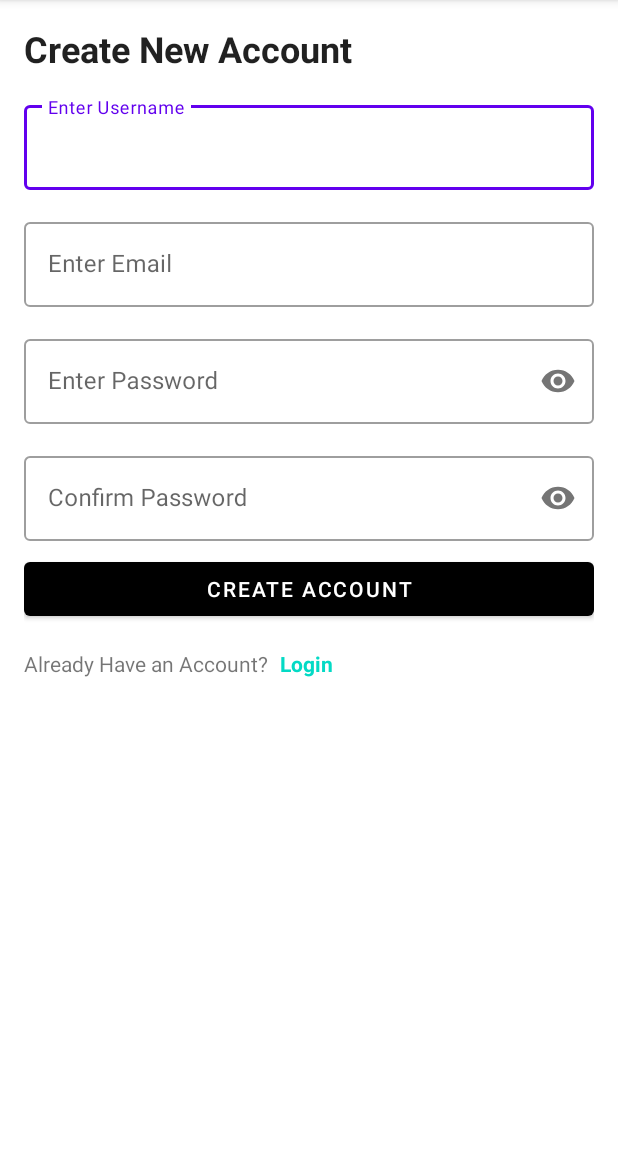
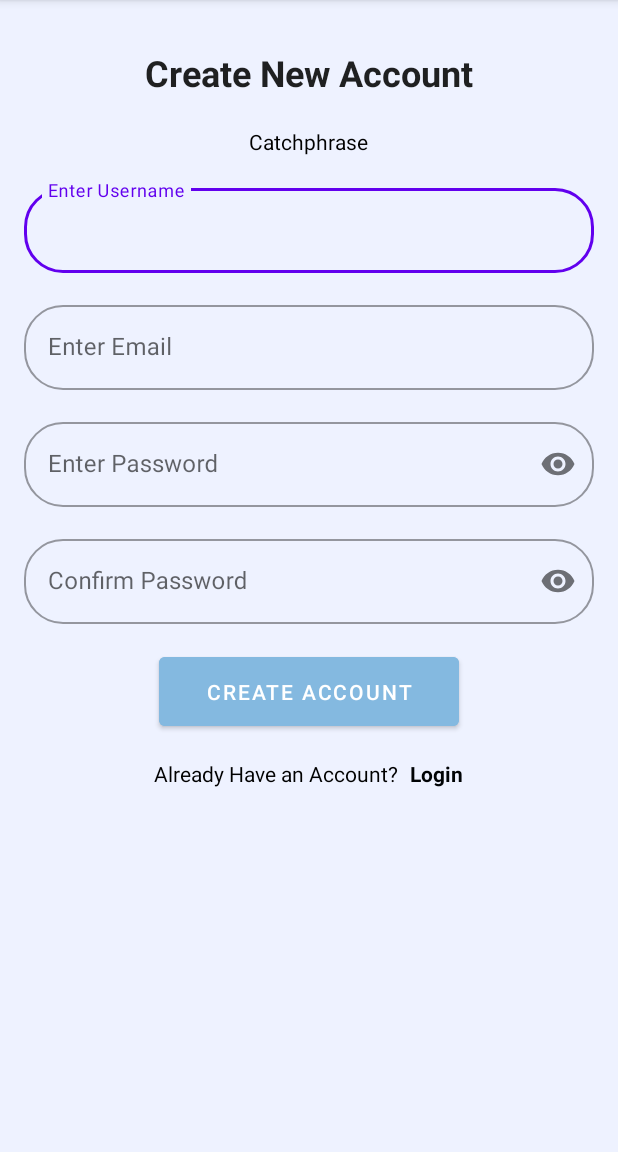
Before and after one commit to AceLysnd/FP-AND-C11, an Android app: the RegisterActivity screen opened directly, with no data from a screen before it, on a phone screen of 412 x 824 dp, the part 84-1236 px from its top. Run offline under Robolectric (Android 15) with nearby library versions, the phone set to English and light mode, and no system bars; our stand-ins replace Dagger/Hilt's generated code.

Commit message:
Sync XML, fixed

```diff
--- a/app/src/main/res/layout/activity_home.xml
+++ b/app/src/main/res/layout/activity_home.xml
@@ -8,6 +8,7 @@
     tools:context=".ui.view.HomeActivity">
 
     <androidx.cardview.widget.CardView
+        android:id="@+id/messageLogin"
         android:layout_width="match_parent"
         android:layout_height="wrap_content"
         app:cardCornerRadius="10dp"
--- a/app/src/main/res/layout/activity_register.xml
+++ b/app/src/main/res/layout/activity_register.xml
@@ -3,23 +3,37 @@
     xmlns:app="http://schemas.android.com/apk/res-auto"
     xmlns:tools="http://schemas.android.com/tools"
     android:layout_width="match_parent"
-    android:layout_height="wrap_content"
+    android:layout_height="match_parent"
     android:padding="16dp"
+    android:background="#EEF2FF"
     tools:context=".ui.view.RegisterActivity">
 
-    <androidx.constraintlayout.widget.ConstraintLayout
+    <LinearLayout
         android:layout_width="match_parent"
-        android:layout_height="wrap_content">
+        android:layout_height="wrap_content"
+        android:orientation="vertical">
 
         <TextView
             android:id="@+id/tv_title_dialog"
             style="@style/TextAppearance.MaterialComponents.Headline5"
-            android:layout_width="match_parent"
+            android:layout_width="wrap_content"
             android:layout_height="wrap_content"
+            android:layout_marginTop="16dp"
             android:text="@string/tv_create_new_account"
             android:textStyle="bold"
-            app:layout_constraintTop_toTopOf="parent"
-            tools:layout_editor_absoluteX="16dp" />
+            android:layout_gravity="center"
+            tools:ignore="MissingConstraints" />
+
+        <TextView
+            android:layout_width="wrap_content"
+            android:layout_height="wrap_content"
+            android:text="Catchphrase"
+            app:layout_constraintTop_toBottomOf="@+id/tv_title_dialog"
+            android:layout_marginTop="20dp"
+            tools:ignore="MissingConstraints"
+            tools:layout_editor_absoluteX="0dp"
+            android:textColor="@color/black"
+            android:layout_gravity="center"/>
 
         <com.google.android.material.textfield.TextInputLayout
             android:id="@+id/til_username"
@@ -30,7 +44,11 @@
             android:hint="@string/enter_username"
             app:layout_constraintLeft_toLeftOf="parent"
             app:layout_constraintRight_toRightOf="parent"
-            app:layout_constraintTop_toBottomOf="@+id/tv_title_dialog">
+            app:layout_constraintTop_toBottomOf="@+id/tv_title_dialog"
+            app:boxCornerRadiusBottomStart="26dp"
+            app:boxCornerRadiusTopStart="26dp"
+            app:boxCornerRadiusBottomEnd="26dp"
+            app:boxCornerRadiusTopEnd="26dp">
 
             <com.google.android.material.textfield.TextInputEditText
                 android:id="@+id/et_username"
@@ -48,7 +66,11 @@
             android:hint="@string/enter_email"
             app:layout_constraintLeft_toLeftOf="parent"
             app:layout_constraintRight_toRightOf="parent"
-            app:layout_constraintTop_toBottomOf="@+id/til_username">
+            app:layout_constraintTop_toBottomOf="@+id/til_username"
+            app:boxCornerRadiusTopEnd="26dp"
+            app:boxCornerRadiusBottomEnd="26dp"
+            app:boxCornerRadiusTopStart="26dp"
+            app:boxCornerRadiusBottomStart="26dp">
 
             <com.google.android.material.textfield.TextInputEditText
                 android:id="@+id/et_email"
@@ -69,7 +91,11 @@
             app:layout_constraintLeft_toLeftOf="parent"
             app:layout_constraintRight_toRightOf="parent"
             app:layout_constraintTop_toBottomOf="@+id/til_email"
-            app:passwordToggleEnabled="true">
+            app:passwordToggleEnabled="true"
+            app:boxCornerRadiusBottomStart="26dp"
+            app:boxCornerRadiusTopStart="26dp"
+            app:boxCornerRadiusBottomEnd="26dp"
+            app:boxCornerRadiusTopEnd="26dp">
 
             <com.google.android.material.textfield.TextInputEditText
                 android:id="@+id/et_password"
@@ -89,7 +115,11 @@
             app:layout_constraintLeft_toLeftOf="parent"
             app:layout_constraintRight_toRightOf="parent"
             app:layout_constraintTop_toBottomOf="@+id/til_password"
-            app:passwordToggleEnabled="true">
+            app:passwordToggleEnabled="true"
+            app:boxCornerRadiusBottomEnd="26dp"
+            app:boxCornerRadiusTopEnd="26dp"
+            app:boxCornerRadiusTopStart="26dp"
+            app:boxCornerRadiusBottomStart="26dp">
 
             <com.google.android.material.textfield.TextInputEditText
                 android:id="@+id/et_confirm_password"
@@ -103,12 +133,18 @@
             android:id="@+id/btn_create_account"
             android:layout_width="match_parent"
             android:layout_height="wrap_content"
-            android:layout_marginTop="8dp"
+            android:layout_marginTop="16dp"
+            android:layout_marginRight="90dp"
+            android:layout_marginLeft="90dp"
             android:text="@string/btn_create_account"
-            android:textColor="@color/white"
-            app:backgroundTint="@color/black"
-            app:layout_constraintTop_toBottomOf="@id/til_confirm_password"
-            tools:layout_editor_absoluteX="16dp" />
+            android:backgroundTint="#84B9E0"
+            android:padding="13dp"
+            />
+        <LinearLayout
+            android:layout_width="wrap_content"
+            android:layout_height="wrap_content"
+            android:layout_gravity="center"
+            android:orientation="horizontal">
 
             <TextView
                 android:id="@+id/tv_register_dialog"
@@ -116,6 +152,7 @@
                 android:layout_height="wrap_content"
                 android:layout_marginTop="16dp"
                 android:text="@string/have_account"
+                android:textColor="@color/black"
                 app:layout_constraintBottom_toBottomOf="parent"
                 app:layout_constraintStart_toStartOf="parent"
                 app:layout_constraintTop_toBottomOf="@+id/btn_create_account" />
@@ -127,10 +164,10 @@
                 android:layout_marginStart="8dp"
                 android:layout_marginTop="16dp"
                 android:text="@string/login"
-            android:textColor="?attr/colorAccent"
+                android:textColor="#000305"
                 android:textStyle="bold"
                 app:layout_constraintStart_toEndOf="@+id/tv_register_dialog"
                 app:layout_constraintTop_toBottomOf="@+id/btn_create_account" />
-    </androidx.constraintlayout.widget.ConstraintLayout>
-
+        </LinearLayout>
+    </LinearLayout>
 </ScrollView>
```
Also changed, not shown: app/src/main/java/com/ace/c11flight/ui/view/ExitActivity.kt (deleted, +0 -11 lines), app/src/main/java/com/ace/c11flight/ui/view/HomeActivity.kt (+18 -0 lines), app/src/main/java/com/ace/c11flight/ui/view/LoginActivity.kt (+88 -6 lines), app/src/main/java/com/ace/c11flight/ui/viewmodel/HomeActivityViewModel.kt (added, +16 -0 lines), app/src/main/java/com/ace/c11flight/ui/viewmodel/LoginActivityViewModel.kt (+36 -1 lines), app/src/main/res/layout/activity_exit.xml (deleted, +0 -9 lines), app/src/main/res/layout/activity_login.xml (+14 -18 lines). Lines whose indentation alone changed are shown as unchanged.
